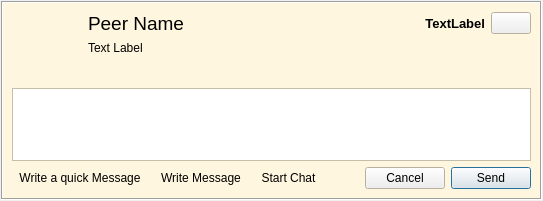
This is retroshare-gui/src/gui/feeds/ChatMsgItem.ui in RetroShare/RetroShare as Qt 5 draws it before an edit. The edited form follows.
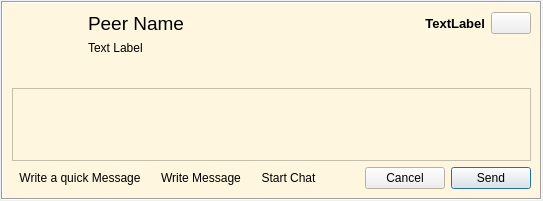
This is the edited form. Icons and pictures are not drawn. Custom widgets are drawn as their Qt base class.

Commit message: Fixed colors of feed items in RSFeedWidget without style sheet

The edit to the form file:
```diff
--- a/retroshare-gui/src/gui/feeds/ChatMsgItem.ui
+++ b/retroshare-gui/src/gui/feeds/ChatMsgItem.ui
@@ -34,6 +34,15 @@
      <property name="palette">
       <palette>
        <active>
+        <colorrole role="Base">
+         <brush brushstyle="SolidPattern">
+          <color alpha="255">
+           <red>254</red>
+           <green>246</green>
+           <blue>222</blue>
+          </color>
+         </brush>
+        </colorrole>
         <colorrole role="Window">
          <brush brushstyle="SolidPattern">
           <color alpha="255">
@@ -45,6 +54,15 @@
         </colorrole>
        </active>
        <inactive>
+        <colorrole role="Base">
+         <brush brushstyle="SolidPattern">
+          <color alpha="255">
+           <red>254</red>
+           <green>246</green>
+           <blue>222</blue>
+          </color>
+         </brush>
+        </colorrole>
         <colorrole role="Window">
          <brush brushstyle="SolidPattern">
           <color alpha="255">
@@ -56,6 +74,15 @@
         </colorrole>
        </inactive>
        <disabled>
+        <colorrole role="Base">
+         <brush brushstyle="SolidPattern">
+          <color alpha="255">
+           <red>240</red>
+           <green>240</green>
+           <blue>240</blue>
+          </color>
+         </brush>
+        </colorrole>
         <colorrole role="Window">
          <brush brushstyle="SolidPattern">
           <color alpha="255">
```
The commit also changes 3 other files.
